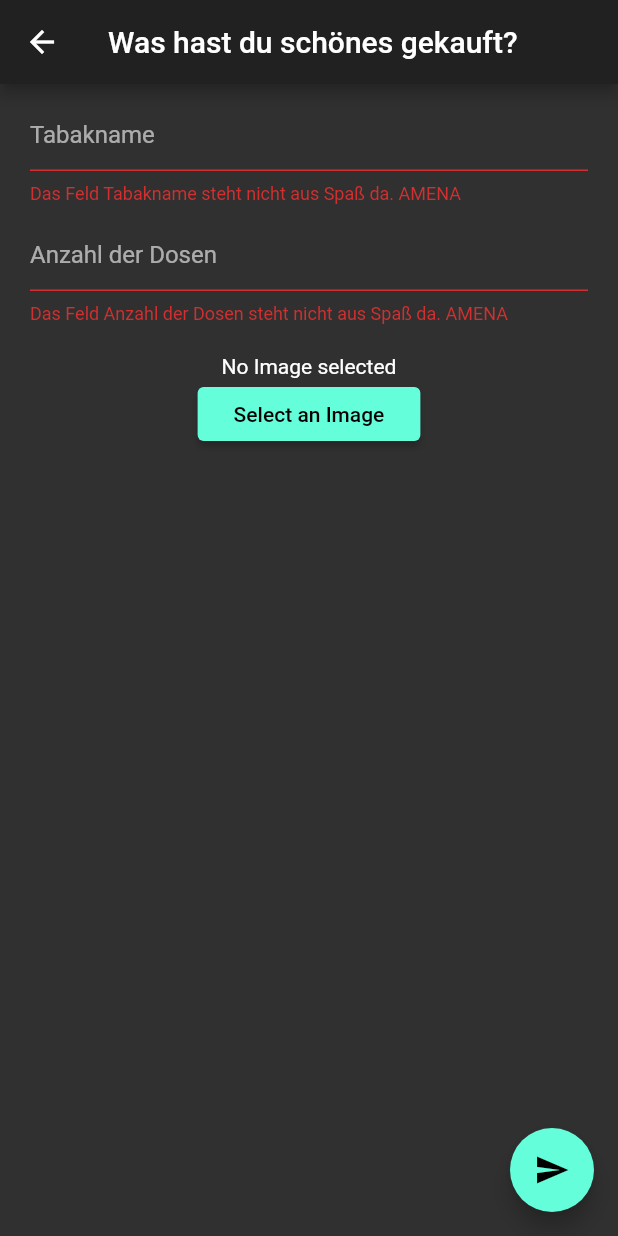
After one commit to rickaldo/Inventory, a Flutter app: the AddTabaccoView screen opened directly, after a tap on the "send" icon, on a phone screen of 412 x 824 dp. The commit adds this screen. Run offline on Flutter 3.47's test engine with Material 2 defaults, Android fonts, the phone set to English and light mode, and no system bars; our stand-ins replace cloud_firestore, firebase_auth, firebase_core, firebase_storage, get_it, image_picker and 2 more; accounts and stored records are empty.

Commit message:
TabakListe Done

```diff
--- a/lib/app/constants.dart
+++ b/lib/app/constants.dart
@@ -4,3 +4,4 @@ library constants;
 const String logInView = "/logInView";
 const String signInView = "/signInView";
 const String mainView = "/mainView";
+const String addTobaccoView = "/addTobaccoView";
--- a/lib/app/locator.dart
+++ b/lib/app/locator.dart
@@ -1,6 +1,8 @@
 import 'package:ShishaOase/services/app_service.dart';
 import 'package:ShishaOase/services/authentication_service.dart';
+import 'package:ShishaOase/services/firestorage_service.dart';
 import 'package:ShishaOase/services/firestore_service.dart';
+import 'package:ShishaOase/services/imagepicker_service.dart';
 import 'package:ShishaOase/ui/views/drinklist/drink_viewmodel.dart';
 import 'package:ShishaOase/ui/views/home/home_viewmodel.dart';
 import 'package:ShishaOase/ui/views/tabakliste/tabak_viewmodel.dart';
@@ -21,6 +23,8 @@ void setupLocator() {
     return ap;
   });
   locator.registerLazySingleton(() => SnackbarService());
+  locator.registerLazySingleton(() => FireStorageService());
+  locator.registerLazySingleton(() => ImagePickerService());
   locator.registerLazySingleton(() => TabakViewModel());
   locator.registerLazySingleton(() => HomeViewModel());
   locator.registerLazySingleton(() => DrinkViewModel());
--- a/lib/app/router.dart
+++ b/lib/app/router.dart
@@ -1,3 +1,4 @@
+import 'package:ShishaOase/ui/views/addTabacoo/addTabacco_view.dart';
 import 'package:flutter/material.dart';
 import 'constants.dart';
 
@@ -22,6 +23,11 @@ Route<dynamic> generateRoute(RouteSettings settings) {
         routeName: settings.name,
         viewToShow: MainView(),
       );
+    case addTobaccoView:
+      return _getPageRoute(
+        routeName: settings.name,
+        viewToShow: AddTabaccoView(),
+      );
     default:
       return MaterialPageRoute(
           builder: (_) => Scaffold(
--- /dev/null
+++ b/lib/services/imagepicker_service.dart
@@ -0,0 +1,12 @@
+import 'package:image_picker/image_picker.dart';
+
+class ImagePickerService {
+  final picker = ImagePicker();
+  Future getImage() async {
+    final pickedFile = await picker.getImage(
+      source: ImageSource.gallery,
+      imageQuality: 80,
+    );
+    return pickedFile.path;
+  }
+}
--- /dev/null
+++ b/lib/ui/views/addTabacoo/addTabacco_view.dart
@@ -0,0 +1,72 @@
+import 'package:ShishaOase/widgets/textform_widget.dart';
+import 'package:stacked/stacked.dart';
+import 'package:flutter/material.dart';
+
+import 'addTabacco_viewmodel.dart';
+
+class AddTabaccoView extends StatelessWidget {
+  @override
+  Widget build(BuildContext context) {
+    return ViewModelBuilder<AddTabaccoViewModel>.reactive(
+      builder: (
+        context,
+        model,
+        child,
+      ) =>
+          Scaffold(
+        appBar: AppBar(
+          title: Text(
+            "Was hast du schönes gekauft?",
+          ),
+        ),
+        floatingActionButton: FloatingActionButton(
+          onPressed: () =>
+              model.formkey.currentState.validate() && model.getFilepath != null
+                  ? model.uploadEntry()
+                  : print("Du Hurensohn"),
+          child: Icon(Icons.send),
+        ),
+        body: SingleChildScrollView(
+          child: Padding(
+            padding: EdgeInsets.fromLTRB(20, 10, 20, 5),
+            child: Center(
+              child: Form(
+                key: model.formkey,
+                child: Column(
+                  children: [
+                    formTextField(
+                      "Tabakname",
+                      false,
+                      model.nameController,
+                      TextInputType.text,
+                    ),
+                    SizedBox(
+                      height: 10,
+                    ),
+                    formTextField(
+                      "Anzahl der Dosen",
+                      false,
+                      model.amountController,
+                      TextInputType.number,
+                    ),
+                    SizedBox(
+                      height: 20,
+                    ),
+                    model.getImage == null
+                        ? Text("No Image selected")
+                        : Image.file(model.getImage),
+                    RaisedButton(
+                      onPressed: model.selectPictureForUpload,
+                      child: Text("Select an Image"),
+                    ),
+                  ],
+                ),
+              ),
+            ),
+          ),
+        ),
+      ),
+      viewModelBuilder: () => AddTabaccoViewModel(),
+    );
+  }
+}
--- /dev/null
+++ b/lib/ui/views/addTabacoo/addTabacco_viewmodel.dart
@@ -0,0 +1,45 @@
+import 'dart:io';
+
+import 'package:ShishaOase/app/constants.dart';
+import 'package:ShishaOase/services/app_service.dart';
+import 'package:ShishaOase/services/authentication_service.dart';
+import 'package:ShishaOase/services/imagepicker_service.dart';
+import 'package:ShishaOase/ui/views/home/home_view.dart';
+
+import 'package:flutter/material.dart';
+import 'package:stacked/stacked.dart';
+import '../../../app/locator.dart';
+import '../../../services/navigation_service.dart';
+
+class AddTabaccoViewModel extends BaseViewModel {
+  final NavigationService _navigationService = locator<NavigationService>();
+  final AuthenticationService _authenticationService =
+      locator<AuthenticationService>();
+  final ImagePickerService _imagePickerService = locator<ImagePickerService>();
+  final AppService _appService = locator<AppService>();
+
+  final formkey = GlobalKey<FormState>();
+  final nameController = TextEditingController();
+  final amountController = TextEditingController();
+
+  File _image;
+  String _filepath;
+  File get getImage => _image;
+  String get getFilepath => _filepath;
+
+  selectPictureForUpload() async {
+    _filepath = await _imagePickerService.getImage();
+    _image = File(_filepath);
+    notifyListeners();
+  }
+
+  uploadEntry() async {
+    await _appService.uploadNewTabacco(
+      nameController.text,
+      int.parse(amountController.text),
+      _filepath,
+    );
+
+    _navigationService.popBack();
+  }
+}
--- a/lib/ui/views/drinklist/drink_view.dart
+++ b/lib/ui/views/drinklist/drink_view.dart
@@ -13,10 +13,11 @@ class DrinkView extends StatelessWidget {
       disposeViewModel: false,
       // Inidicate that we only want to initialise a specialty viewmodel once
       initialiseSpecialViewModelsOnce: true,
+      onModelReady: (model) => model.init(),
       builder: (context, model, child) => Center(
         child: Text(
           model.getDrink.isEmpty
-              ? "Kauf doch mal was zu trinken du Spast"
+              ? "Kauf Getränke du Mongo"
               : model.getDrink.first.name,
         ),
       ),
--- a/lib/ui/views/logIn/login_view.dart
+++ b/lib/ui/views/logIn/login_view.dart
@@ -31,6 +31,7 @@ class LogInView extends StatelessWidget {
                       "E-Mail",
                       false,
                       model.mailController,
+                      TextInputType.emailAddress,
                     ),
                     SizedBox(
                       height: 10,
@@ -39,6 +40,7 @@ class LogInView extends StatelessWidget {
                       "Password",
                       true,
                       model.passwordController,
+                      TextInputType.text,
                     ),
                     SizedBox(
                       height: 50,
--- a/lib/ui/views/signIn/signin_view.dart
+++ b/lib/ui/views/signIn/signin_view.dart
@@ -34,6 +34,7 @@ class SignInView extends StatelessWidget {
                         "Displayname",
                         false,
                         model.nameController,
+                        TextInputType.name,
                       ),
                       SizedBox(
                         height: 10,
@@ -42,6 +43,7 @@ class SignInView extends StatelessWidget {
                         "E-Mail",
                         false,
                         model.mailController,
+                        TextInputType.emailAddress,
                       ),
                       SizedBox(
                         height: 10,
@@ -50,6 +52,7 @@ class SignInView extends StatelessWidget {
                         "Password",
                         true,
                         model.passwordController,
+                        TextInputType.text,
                       ),
                       SizedBox(
                         height: 10,
@@ -58,6 +61,7 @@ class SignInView extends StatelessWidget {
                         "Confirm Password",
                         true,
                         model.confrimPasswordController,
+                        TextInputType.text,
                       ),
                       SizedBox(
                         height: 50,
--- a/lib/widgets/textform_widget.dart
+++ b/lib/widgets/textform_widget.dart
@@ -1,11 +1,9 @@
 import 'package:flutter/material.dart';
 
-Widget formTextField(
-  String fieldname,
-  bool obscure,
-  TextEditingController controller,
-) {
+Widget formTextField(String fieldname, bool obscure,
+    TextEditingController controller, TextInputType type) {
   return TextFormField(
+    keyboardType: type,
     obscureText: obscure,
     decoration: InputDecoration(
       hintText: fieldname,
--- a/pubspec.yaml
+++ b/pubspec.yaml
@@ -31,9 +31,13 @@ dependencies:
   get_it: ^5.0.1
 
   #Firebase
-  firebase_core: "0.5.2"
+  firebase_core: ^0.5.2
   firebase_auth: ^0.18.2
   cloud_firestore: ^0.14.3
+  firebase_storage: ^5.0.1
+
+  #MediaGallery
+  image_picker: ^0.6.7+14
 
   # The following adds the Cupertino Icons font to your application.
   # Use with the CupertinoIcons class for iOS style icons.
```
Also changed, not shown: lib/main.dart (+8 -9 lines), lib/models/tobacco.dart (+7 -2 lines), lib/services/app_service.dart (+11 -1 lines), lib/services/firestorage_service.dart (added, +21 -0 lines), lib/services/firestore_service.dart (+22 -0 lines), lib/ui/views/drinklist/drink_viewmodel.dart (+6 -1 lines), lib/ui/views/tabakliste/tabak_view.dart (+83 -5 lines), lib/ui/views/tabakliste/tabak_viewmodel.dart (+22 -1 lines), pubspec.lock, 3 other files.
